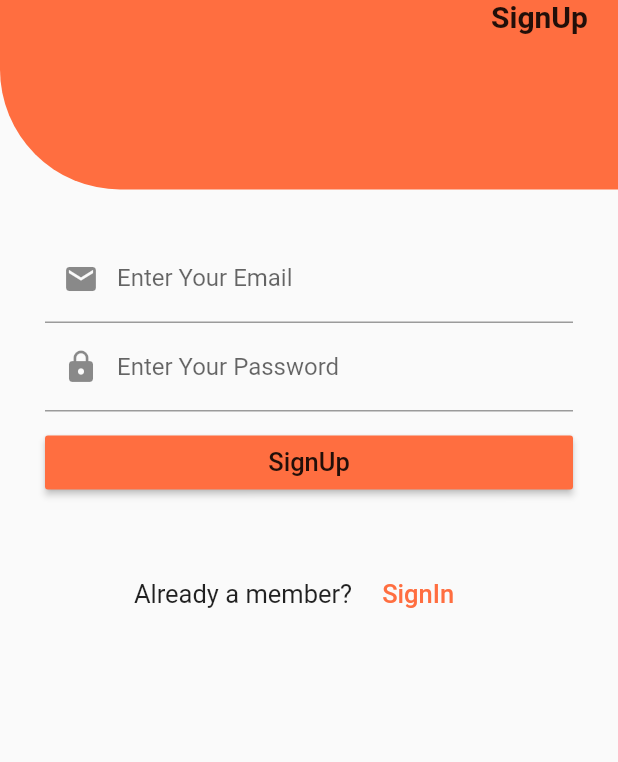
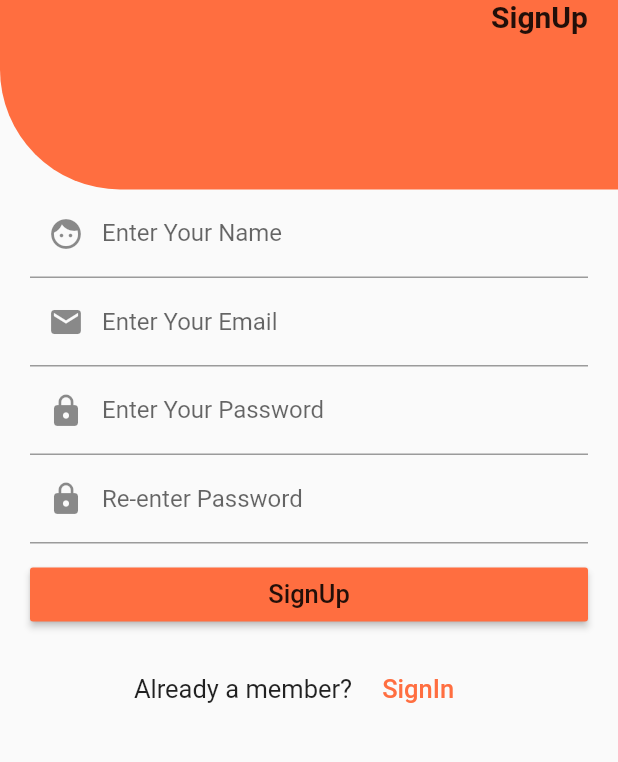
Before and after one commit to acharjeeauntor/BudgetApp, a Flutter app: the screen it shows after launch, after a tap on "SignIn", after a tap on "SignUp", on a phone screen of 412 x 824 dp, the part 305-1067 px from its top. Run offline on Flutter 3.47's test engine with Material 2 defaults, Android fonts, the phone set to English and light mode, and no system bars; our stand-ins replace toast; network calls fail.

Commit message:
Complete Basic functionality For SignIn And SignUp Screen.

```diff
--- a/lib/main.dart
+++ b/lib/main.dart
@@ -1,3 +1,4 @@
+import 'package:budgetapp/screens/dashboardScreen.dart';
 import 'package:budgetapp/screens/signinScreen.dart';
 import 'package:budgetapp/screens/signupScreen.dart';
 import 'package:flutter/material.dart';
@@ -20,7 +21,8 @@ class MyApp extends StatelessWidget {
       initialRoute: SigninScreen.routeName,
       routes: {
         SignupScreen.routeName: (ctx) => SignupScreen(),
-        SigninScreen.routeName: (ctx) => SigninScreen()
+        SigninScreen.routeName: (ctx) => SigninScreen(),
+        DashboardScreen.routename:(ctx)=>DashboardScreen()
       },
     );
   }
--- a/lib/screens/signinScreen.dart
+++ b/lib/screens/signinScreen.dart
@@ -1,7 +1,13 @@
+import 'dart:convert';
+
 import 'package:budgetapp/helpers/color.dart';
+import 'package:budgetapp/screens/dashboardScreen.dart';
+import 'package:budgetapp/screens/resetpasswordScreen.dart';
 import 'package:budgetapp/screens/signupScreen.dart';
 import 'package:budgetapp/widgets/commonPart.dart';
 import 'package:flutter/material.dart';
+import 'package:http/http.dart' as http;
+import 'package:toast/toast.dart';
 
 class SigninScreen extends StatefulWidget {
   static const routeName = 'signin';
@@ -13,19 +19,32 @@ class SigninScreen extends StatefulWidget {
 class _SigninScreenState extends State<SigninScreen> {
   var formKey = GlobalKey<FormState>();
 
-  var email, password;
-  var emailCtrl = TextEditingController();
-  var passwordCtrl = TextEditingController();
+  var _email, _password;
 
-  void handleSubmit() {
+  void handleSubmit() async {
     if (formKey.currentState.validate()) {
       formKey.currentState.save();
     }
 
-    print(email);
-    print(password);
+    print(_email);
+    print(_password);
 
     // post request
+
+    final response = await http.post("http://10.0.2.2:5000/users/login",
+        body: {"email": _email, "password": _password});
+
+    var responseData = json.decode(response.body);
+    print(responseData);
+
+    if (response.statusCode == 200) {
+      Navigator.of(context).pushReplacementNamed(DashboardScreen.routename);
+    } else if (response.statusCode == 404) {
+      Toast.show("invalid Email Or Password", context,
+          duration: Toast.LENGTH_LONG,
+          gravity: Toast.TOP,
+          backgroundColor: const Color(0xff8c0000));
+    }
   }
 
   @override
@@ -33,53 +52,48 @@ class _SigninScreenState extends State<SigninScreen> {
     Size size = MediaQuery.of(context).size;
 
     return Scaffold(
-      body: ListView(
+      body: Column(
         children: [
-          Column(
-            children: [
-              CommonPart("SignIn"),
-              Container(
-                width: size.width,
-                height: size.height * 0.6,
+          Expanded(flex: 2, child: CommonPart("SignIn")),
+          Expanded(
+            flex: 3,
+            child: Container(
               child: ListView(
                 children: [
                   Padding(
-                      padding: const EdgeInsets.all(30.0),
+                    padding: const EdgeInsets.only(left: 20.0, right: 20.0),
                     child: Form(
                       key: formKey,
                       child: Column(
                         children: [
                           TextFormField(
-                              controller: emailCtrl,
                             decoration: InputDecoration(
                                 labelText: 'Enter Your Email',
                                 prefixIcon: Icon(Icons.mail)),
                             keyboardType: TextInputType.emailAddress,
-                              validator: (value) {
-                                if (!value.contains("@")) {
-                                  "please Give a valid Email Address";
-                                }
-                              },
-                              onSaved: (value) {
-                                this.email = value;
-                              },
+                            validator: (value) => !value.contains("@")
+                                ? "Enter a valid email"
+                                : null,
+                            onSaved: (value) => _email = value,
                           ),
                           TextFormField(
                             obscureText: true,
-                              controller: passwordCtrl,
                             decoration: InputDecoration(
                                 labelText: 'Enter Your Password',
                                 prefixIcon: Icon(Icons.lock)),
-                              validator: (value) {
-                                if (value.length < 6)
-                                  return ("Password at least 6 Character");
-                              },
-                              onSaved: (value) {
-                                this.password = value;
-                              },
+                            validator: (value) => value.length < 6
+                                ? "Password at least 6 Character"
+                                : null,
+                            onSaved: (value) => _password = value,
                           ),
                           GestureDetector(
-                              onTap: null,
+                            onTap: () {
+                              Navigator.push(
+                                  context,
+                                  MaterialPageRoute(
+                                      builder: (context) =>
+                                          ResetPasswordScreen()));
+                            },
                             child: Container(
                               margin: EdgeInsets.only(
                                   right: 10, top: 10, bottom: 10),
@@ -109,7 +123,7 @@ class _SigninScreenState extends State<SigninScreen> {
                             ),
                           ),
                           Container(
-                              margin: EdgeInsets.only(top: 40),
+                            margin: EdgeInsets.only(top: 15),
                             child: Row(
                               mainAxisAlignment: MainAxisAlignment.center,
                               children: [
@@ -127,8 +141,7 @@ class _SigninScreenState extends State<SigninScreen> {
                                     child: Text(
                                       "SignUp",
                                       style: TextStyle(
-                                            color: containerColor,
-                                            fontSize: 17),
+                                          color: containerColor, fontSize: 17),
                                     ))
                               ],
                             ),
@@ -140,7 +153,6 @@ class _SigninScreenState extends State<SigninScreen> {
                 ],
               ),
             ),
-            ],
           ),
         ],
       ),
--- a/lib/screens/signupScreen.dart
+++ b/lib/screens/signupScreen.dart
@@ -1,7 +1,11 @@
+import 'dart:convert';
+
 import 'package:budgetapp/helpers/color.dart';
 import 'package:budgetapp/screens/signinScreen.dart';
 import 'package:budgetapp/widgets/commonPart.dart';
 import 'package:flutter/material.dart';
+import 'package:http/http.dart' as http;
+import 'package:toast/toast.dart';
 
 class SignupScreen extends StatefulWidget {
   static const routeName = 'signup';
@@ -13,19 +17,56 @@ class SignupScreen extends StatefulWidget {
 class _SignupScreenState extends State<SignupScreen> {
   var formKey = GlobalKey<FormState>();
 
-  var email, password;
-  var emailCtrl = TextEditingController();
+  var _email, _password, _name, _confPassword;
   var passwordCtrl = TextEditingController();
 
-  void handleSubmit() {
+  void handleSubmit() async {
     if (formKey.currentState.validate()) {
       formKey.currentState.save();
     }
 
-    print(email);
-    print(password);
+//    print(_email);
+//    print(_password);
+//    print(_name);
 
     // post request
+
+    Map<String, dynamic> data = {
+      'name': _name,
+      'email': _email,
+      'password': _password,
+      'password2': _confPassword
+    };
+
+    final response = await http.post('http://10.0.2.2:5000/users/register',
+        headers: {"content-Type": "application/json;charset=utf-8"},
+        body: json.encode(data));
+    var responseData = json.decode(response.body);
+
+    if (response.statusCode == 200) {
+      setState(() {
+        this._email = '';
+        this._password = '';
+        this._name = '';
+        this._confPassword = '';
+      });
+      Navigator.of(context).pushReplacementNamed(
+        SigninScreen.routeName,
+      );
+    } else if (responseData['email'].toString().isNotEmpty) {
+//      Fluttertoast.showToast(
+//          msg: "abc",
+//          toastLength: Toast.LENGTH_LONG,
+//          gravity: ToastGravity.CENTER,
+//          timeInSecForIosWeb: 1,
+//          backgroundColor: Colors.red,
+//          textColor: Colors.white,
+//          fontSize: 16.0);
+      Toast.show(responseData['email'].toString(), context,
+          duration: Toast.LENGTH_LONG,
+          gravity: Toast.TOP,
+          backgroundColor: const Color(0xff8c0000));
+    }
   }
 
   @override
@@ -33,36 +74,39 @@ class _SignupScreenState extends State<SignupScreen> {
     Size size = MediaQuery.of(context).size;
 
     return Scaffold(
-      body: ListView(
+      body: Column(
         children: [
-          Column(
-            children: [
-              CommonPart("SignUp"),
-              Container(
-                width: size.width,
-                height: size.height * 0.6,
+          Expanded(flex: 2, child: CommonPart("SignUp")),
+          Expanded(
+            flex: 3,
+            child: Container(
               child: ListView(
                 children: [
                   Padding(
-                      padding: const EdgeInsets.all(30.0),
+                    padding: const EdgeInsets.only(left: 20.0, right: 20.0),
                     child: Form(
                       key: formKey,
                       child: Column(
                         children: [
                           TextFormField(
-                              controller: emailCtrl,
+                            //controller: nameCtrl,
+                            decoration: InputDecoration(
+                                labelText: 'Enter Your Name',
+                                prefixIcon: Icon(Icons.face)),
+                            validator: (value) =>
+                                value.isEmpty ? "Name is required" : null,
+                            onSaved: (value) => _name = value,
+                          ),
+                          TextFormField(
+                            //controller: emailCtrl,
                             decoration: InputDecoration(
                                 labelText: 'Enter Your Email',
                                 prefixIcon: Icon(Icons.mail)),
                             keyboardType: TextInputType.emailAddress,
-                              validator: (value) {
-                                if (!value.contains("@")) {
-                                  "please Give a valid Email Address";
-                                }
-                              },
-                              onSaved: (value) {
-                                this.email = value;
-                              },
+                            validator: (value) => !value.contains("@")
+                                ? "Enter a valid email"
+                                : null,
+                            onSaved: (value) => _email = value,
                           ),
                           TextFormField(
                             obscureText: true,
@@ -70,13 +114,21 @@ class _SignupScreenState extends State<SignupScreen> {
                             decoration: InputDecoration(
                                 labelText: 'Enter Your Password',
                                 prefixIcon: Icon(Icons.lock)),
-                              validator: (value) {
-                                if (value.length < 6)
-                                  return ("Password at least 6 Character");
-                              },
-                              onSaved: (value) {
-                                this.password = value;
-                              },
+                            validator: (value) => value.length < 6
+                                ? "Password must be at least 6 characters"
+                                : null,
+                            onSaved: (value) => _password = value,
+                          ),
+                          TextFormField(
+                            obscureText: true,
+                            //controller: confPasswordCtrl,
+                            decoration: InputDecoration(
+                                labelText: 'Re-enter Password',
+                                prefixIcon: Icon(Icons.lock)),
+                            validator: (value) => value != passwordCtrl.text
+                                ? "Password Not match"
+                                : null,
+                            onSaved: (value) => _confPassword = value,
                           ),
                           SizedBox(
                             height: 10,
@@ -95,7 +147,7 @@ class _SignupScreenState extends State<SignupScreen> {
                             ),
                           ),
                           Container(
-                              margin: EdgeInsets.only(top: 40),
+                            margin: EdgeInsets.only(top: 15),
                             child: Row(
                               mainAxisAlignment: MainAxisAlignment.center,
                               children: [
@@ -113,8 +165,7 @@ class _SignupScreenState extends State<SignupScreen> {
                                     child: Text(
                                       "SignIn",
                                       style: TextStyle(
-                                            color: containerColor,
-                                            fontSize: 17),
+                                          color: containerColor, fontSize: 17),
                                     ))
                               ],
                             ),
@@ -126,7 +177,6 @@ class _SignupScreenState extends State<SignupScreen> {
                 ],
               ),
             ),
-            ],
           ),
         ],
       ),
--- a/lib/widgets/commonPart.dart
+++ b/lib/widgets/commonPart.dart
@@ -33,8 +33,6 @@ class CommonPart extends StatelessWidget {
           )
         ],
       ),
-      width: size.width,
-      height: size.height * 0.4,
       decoration: BoxDecoration(
           color: containerColor,
           borderRadius: BorderRadius.only(bottomLeft: Radius.circular(80.0))),
--- a/pubspec.yaml
+++ b/pubspec.yaml
@@ -28,10 +28,13 @@ dependencies:
   # The following adds the Cupertino Icons font to your application.
   # Use with the CupertinoIcons class for iOS style icons.
   cupertino_icons: ^1.0.0
+  http: ^0.12.2
+  toast: ^0.1.5
 
 dev_dependencies:
   flutter_test:
     sdk: flutter
+
 
 # For information on the generic Dart part of this file, see the
 # following page: https://dart.dev/tools/pub/pubspec
```
Also changed, not shown: lib/screens/dashboardScreen.dart (added, +21 -0 lines), lib/screens/resetmsgshowScreen.dart (added, +33 -0 lines), lib/screens/resetpasswordScreen.dart (added, +80 -0 lines), lib/widgets/errorToast.dart (added), pubspec.lock. Lines whose indentation alone changed are shown as unchanged.
